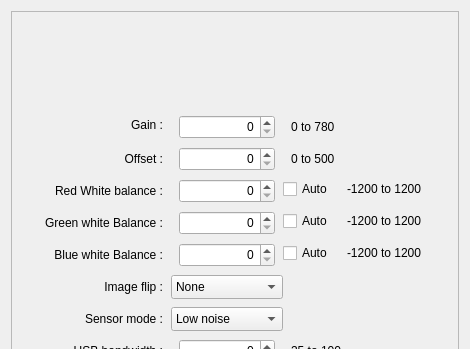
rpineau/PlayerOne, file PlayerOneCamera.ui: the form before one commit; both pictures show x 0 to 470 and y 0 to 349 of the 470 by 656 pixel window.
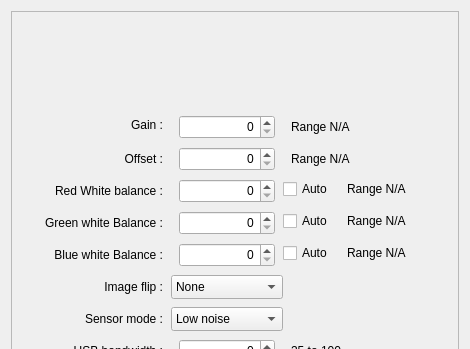
The form after the commit. Icons and pictures are not drawn. Custom widgets are drawn as their Qt base class.

Commit message: A few bug fixes in the UI. New SDK for macOS

The edit to the form file:
```diff
--- a/PlayerOneCamera.ui
+++ b/PlayerOneCamera.ui
@@ -389,7 +389,7 @@
        </rect>
       </property>
       <property name="text">
-       <string>0 to 780</string>
+       <string>Range N/A</string>
       </property>
      </widget>
      <widget class="QLabel" name="UsbBandwidthRange">
@@ -428,7 +428,7 @@
        </rect>
       </property>
       <property name="text">
-       <string>0 to 500</string>
+       <string>Range N/A</string>
       </property>
      </widget>
      <widget class="QLabel" name="label_13">
@@ -522,7 +522,7 @@
        </rect>
       </property>
       <property name="text">
-       <string>-1200 to 1200</string>
+       <string>Range N/A</string>
       </property>
      </widget>
      <widget class="QLabel" name="GwbRange">
@@ -535,7 +535,7 @@
        </rect>
       </property>
       <property name="text">
-       <string>-1200 to 1200</string>
+       <string>Range N/A</string>
       </property>
      </widget>
      <widget class="QLabel" name="BwbRange">
@@ -548,7 +548,7 @@
        </rect>
       </property>
       <property name="text">
-       <string>-1200 to 1200</string>
+       <string>Range N/A</string>
       </property>
      </widget>
      <widget class="QLabel" name="label">
```
The commit also changes 5 other files.
